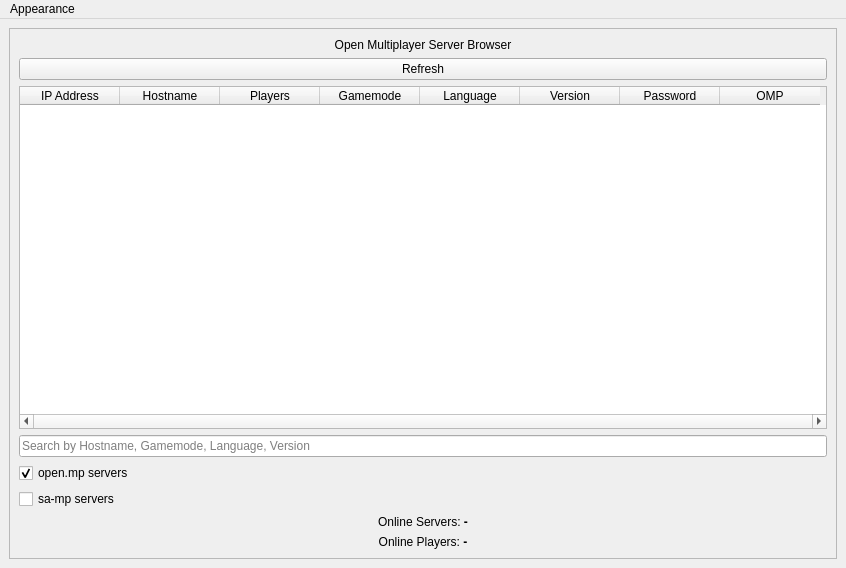
The window that assets/ui/form.ui (adib-yg/openmp-server-browser) describes before a commit, drawn with Qt 5.
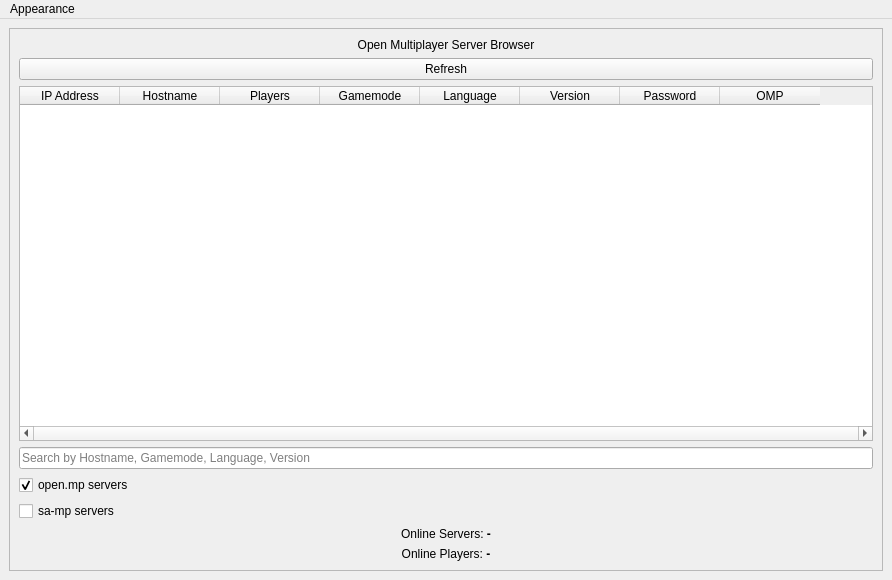
The same window after the commit. Icons and pictures are not drawn.

Commit message: Change window width and height

Diff of the .ui file:
```diff
--- a/assets/ui/form.ui
+++ b/assets/ui/form.ui
@@ -9,8 +9,8 @@
    <rect>
     <x>0</x>
     <y>0</y>
-    <width>846</width>
-    <height>568</height>
+    <width>892</width>
+    <height>580</height>
    </rect>
   </property>
   <property name="windowTitle">
@@ -208,7 +208,7 @@
     <rect>
      <x>0</x>
      <y>0</y>
-     <width>846</width>
+     <width>892</width>
      <height>21</height>
     </rect>
    </property>
```
